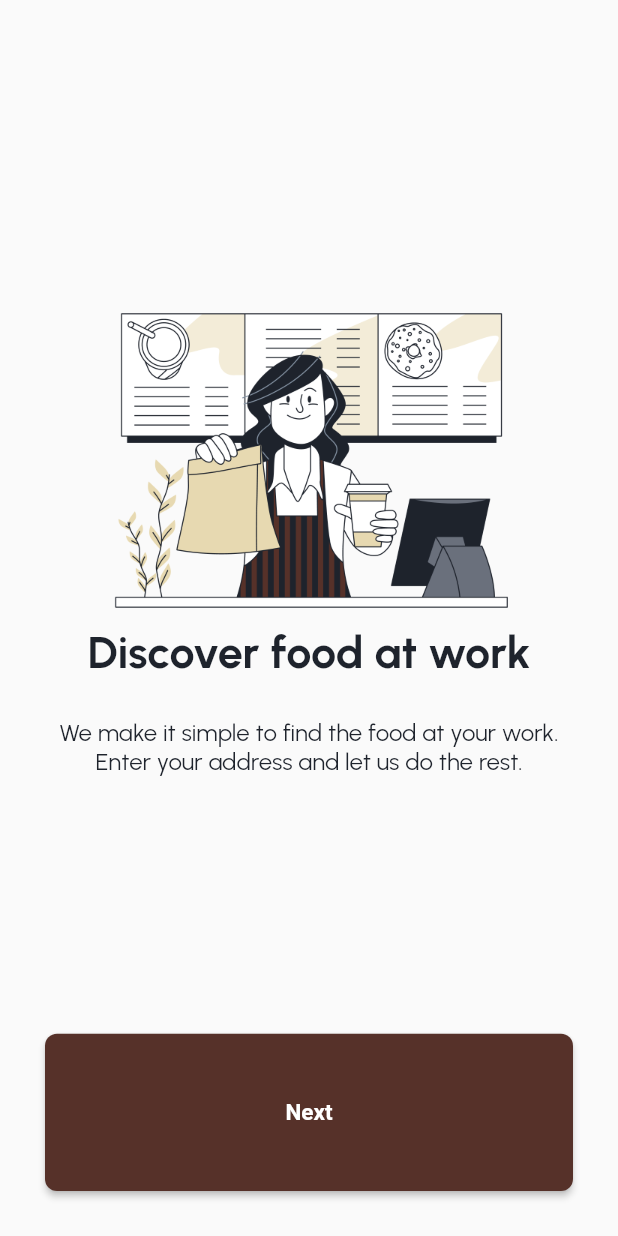
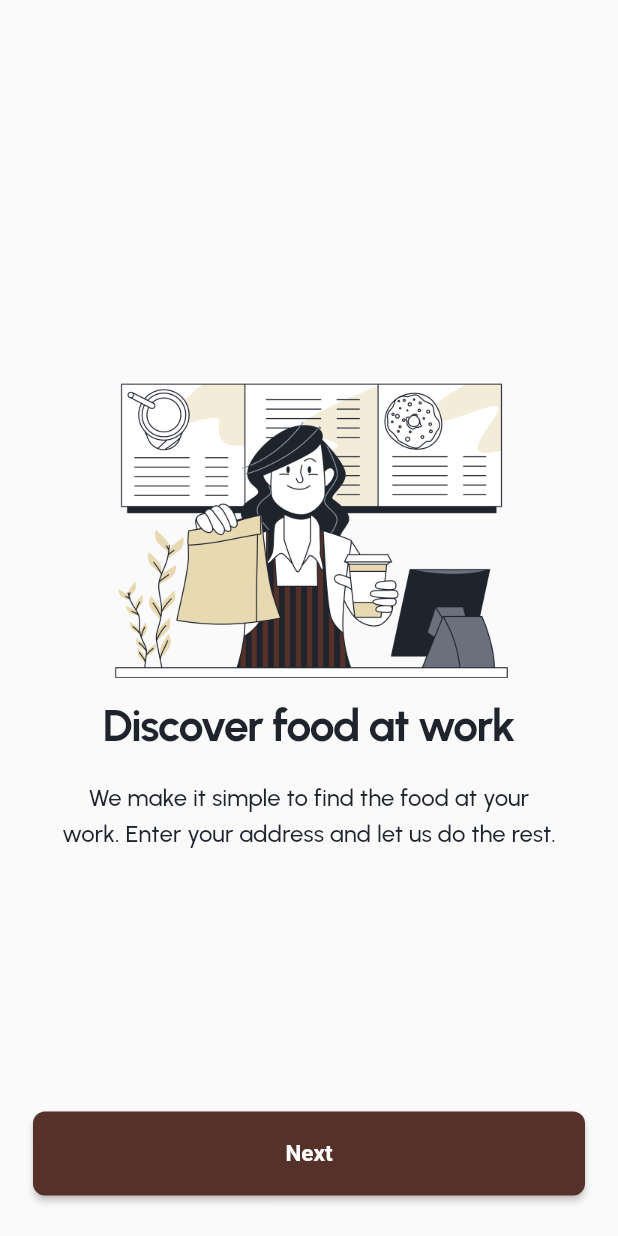
Before and after one commit to Vivekumar08/break_in, a Flutter app: the screen it shows after launch, on a phone screen of 412 x 824 dp. Run offline on Flutter 3.47's test engine with Material 2 defaults, Android fonts, the phone set to English and light mode, and no system bars; Roboto replaces fonts that are missing (Urbanist_SemiBold); project files that could hold a hidden picture were left out.

Commit message:
onboarding cleanup

```diff
--- a/lib/src/components/button.dart
+++ b/lib/src/components/button.dart
@@ -1,50 +1,32 @@
-import 'package:break_in/src/style/fonts.dart';
-import 'package:break_in/src/style/palette.dart';
+import '../style/fonts.dart';
+import '../style/palette.dart';
 import 'package:flutter/material.dart';
 
-// class Button extends StatelessWidget {
-//   String title;
-
-//   Button({super.key, required this.title});
-
-//   @override
-//   Widget build(BuildContext context) {
-//     return Padding(
-//       padding: const EdgeInsets.symmetric( vertical: 11),
-//       child: ElevatedButton(
-
-//         style: ElevatedButton.styleFrom(
-//             backgroundColor: const Color(0xff523029),
-//             ),
-//         onPressed: () {},
-//         child: Text(
-//           title,
-//           style: Fonts.buttonText,
-//         ),
-//       ),
-//     );
-//   }
-// }
 class Button extends StatelessWidget {
-  /// Creates a rounded button
-  ///
   const Button({Key? key, required this.onPressed, required this.buttonText})
       : super(key: key);
 
   final String buttonText;
   final VoidCallback onPressed;
+
   @override
   Widget build(BuildContext context) {
-    return Container(
-      padding: const EdgeInsets.symmetric(vertical: 30.0,horizontal: 30),
+    return SizedBox(
       width: double.maxFinite,
-      height: 16,
-      child: MaterialButton(
-        color: Palette.primary,
-        onPressed: onPressed,
-        shape: const RoundedRectangleBorder(
-            borderRadius: BorderRadius.all(Radius.circular(8.0))),
-        child: Text(buttonText, style: Fonts.buttonText),
+      height: 56.0,
+      child: Padding(
+        padding: const EdgeInsets.symmetric(horizontal: 22.0),
+        child: ElevatedButton(
+          style: ElevatedButton.styleFrom(
+              backgroundColor: Palette.primary,
+              shape: const RoundedRectangleBorder(
+                  borderRadius: BorderRadius.all(Radius.circular(8.0)))),
+          onPressed: onPressed,
+          child: Padding(
+            padding: const EdgeInsets.symmetric(vertical: 19.0),
+            child: Text(buttonText, style: Fonts.buttonText),
+          ),
+        ),
       ),
     );
   }
--- a/lib/src/components/images.dart
+++ /dev/null
@@ -1,5 +0,0 @@
-import 'package:flutter/material.dart';
-
-class Images {
-  static Image get onboarding => Image.asset("assets/images/onboarding.png", scale: 4,) ;
-}
--- a/lib/src/onboarding/onboarding.dart
+++ b/lib/src/onboarding/onboarding.dart
@@ -1,7 +1,7 @@
-import 'package:break_in/src/components/button.dart';
-import 'package:break_in/src/components/images.dart';
-import 'package:break_in/src/style/fonts.dart';
 import 'package:flutter/material.dart';
+import '../components/button.dart';
+import '../utils/images.dart';
+import '../style/fonts.dart';
 
 class Onboarding extends StatelessWidget {
   const Onboarding({super.key});
@@ -11,30 +11,32 @@ class Onboarding extends StatelessWidget {
     return Scaffold(
       body: Column(
         children: [
-          Expanded(child: Container()),
+          Expanded(flex: 2, child: Container()),
           Expanded(
-            flex: 3,
+            flex: 5,
             child: Column(
               children: [
                 Images.onboarding,
                 Padding(
-                  padding: const EdgeInsets.symmetric(vertical: 11),
+                  padding: const EdgeInsets.only(top: 11),
                   child: Text("Discover food at work", style: Fonts.title),
                 ),
                 Padding(
                   padding:
                       const EdgeInsets.symmetric(horizontal: 22, vertical: 16),
                   child: Text(
-                    "We make it simple to find the food at your work. Enter your address and let us do the rest.",
-                    style: Fonts.simptext,
+                    "We make it simple to find the food at your \nwork. Enter your address and let us do the rest.",
+                    style: Fonts.medText,
                     textAlign: TextAlign.center,
                   ),
                 ),
-
               ],
             ),
           ),
-          Expanded(child: Button(buttonText: "Next", onPressed: () {  },)),
+          Padding(
+            padding: const EdgeInsets.only(bottom: 27.0),
+            child: Button(buttonText: "Next", onPressed: () {}),
+          ),
         ],
       ),
     );
--- a/lib/src/style/fonts.dart
+++ b/lib/src/style/fonts.dart
@@ -1,5 +1,5 @@
-import 'package:break_in/src/style/palette.dart';
 import 'package:flutter/material.dart';
+import '../style/palette.dart';
 
 const String _urbReg = "Urbanist";
 const String _urbBold = "Urbanist_Bold";
@@ -12,17 +12,20 @@ class Fonts {
       fontSize: 30,
       fontWeight: FontWeight.bold,
       fontFamily: _urbBold,
+      height: 1.3,
+      letterSpacing: -1,
       color: Palette.text);
 
-  static TextStyle get simptext => TextStyle(
+  static TextStyle get simText => TextStyle(
       fontSize: 16,
       fontWeight: FontWeight.w500,
       fontFamily: _urbReg,
       color: Palette.text);
   static TextStyle get medText => TextStyle(
-      fontSize: 30,
-      fontWeight: FontWeight.bold,
+      fontSize: 16,
+      fontWeight: FontWeight.w500,
       fontFamily: _urbMed,
+      height: 1.5,
       color: Palette.text);
   static TextStyle get lightText => TextStyle(
       fontSize: 30,
--- a/lib/src/style/palette.dart
+++ b/lib/src/style/palette.dart
@@ -6,8 +6,8 @@ class Palette {
   static Color get background => const Color(0xFFE7D9B1);
   static Color get text => const Color(0xff1E232C);
   static Color get background_2 => const Color(0xFFFFFFFF);
-  static Color get inputfield => const Color(0xFFF7F8F9);
+  static Color get inputField => const Color(0xFFF7F8F9);
   static Color get stroke => const Color(0xffE8ECF4);
-  static Color get iconscol => const Color(0xff6A707C);
-  static Color get greynormal => const Color(0xff8391A1);
+  static Color get iconsCol => const Color(0xff6A707C);
+  static Color get greyNormal => const Color(0xff8391A1);
 }
--- /dev/null
+++ b/lib/src/utils/images.dart
@@ -0,0 +1,6 @@
+import 'package:flutter/material.dart';
+
+class Images {
+  static Image get onboarding =>
+      Image.asset("assets/images/onboarding.png", scale: 4);
+}
```
